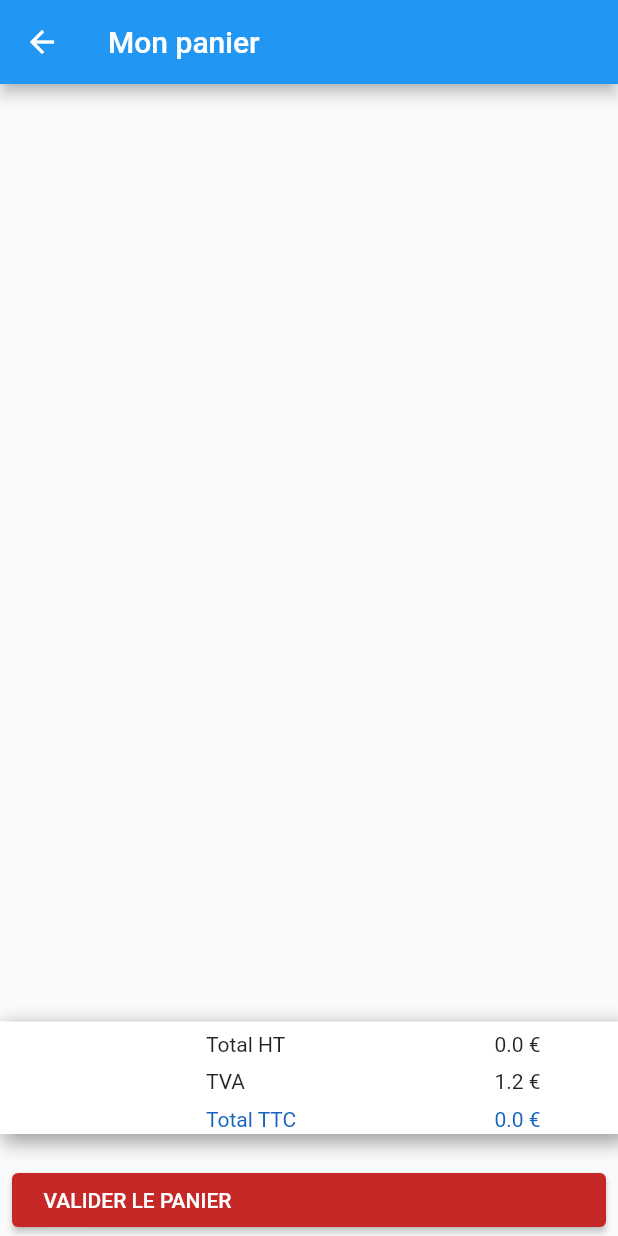
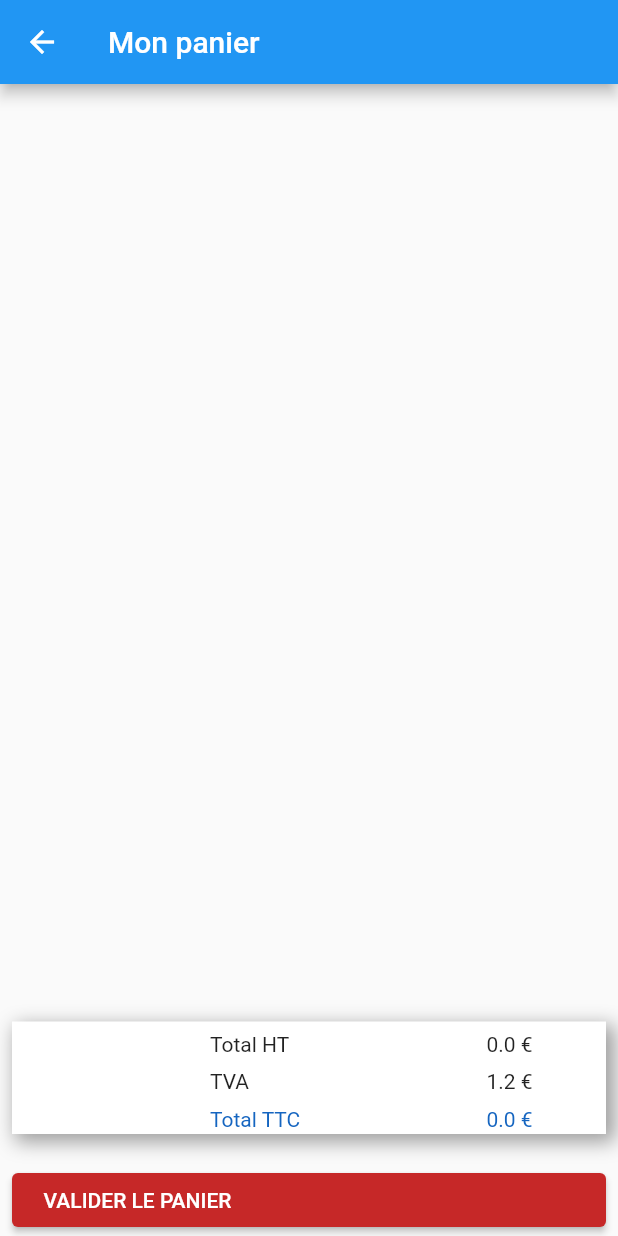
Before and after one commit to Keryanne/pizzeria, a Flutter app: the screen it shows after launch, after a tap on the "shopping cart" icon, on a phone screen of 412 x 824 dp. Run offline on Flutter 3.47's test engine with Material 2 defaults, Android fonts, the phone set to English and light mode, and no system bars.

Commit message:
Ajout d'un padding pour le tableau

```diff
--- a/lib/ui/panier.dart
+++ b/lib/ui/panier.dart
@@ -28,7 +28,9 @@ class _PanierState extends State<Panier> {
                 itemBuilder: (context, index) => _buildItem(widget._cart.getCartItem(index))
              ),
            ),
-            Container(
+            Padding(
+              padding: const EdgeInsets.only(right: 8.0, left: 8.0),
+              child: Container(
                 decoration: BoxDecoration(
                    color: Colors.white,
                    boxShadow: [
@@ -57,6 +59,7 @@ class _PanierState extends State<Panier> {
                       Column(children: [Text(' ${widget._cart.totalPanier()} €', style: TextStyle(height: 1.8, color: Colors.blue.shade800,))])
                       ]),
                   ],
+                ),
               ),
             ),
          Padding(padding: EdgeInsets.only(top: 8.0, bottom: 12.0),),
```
Lines whose indentation alone changed are shown as unchanged.
